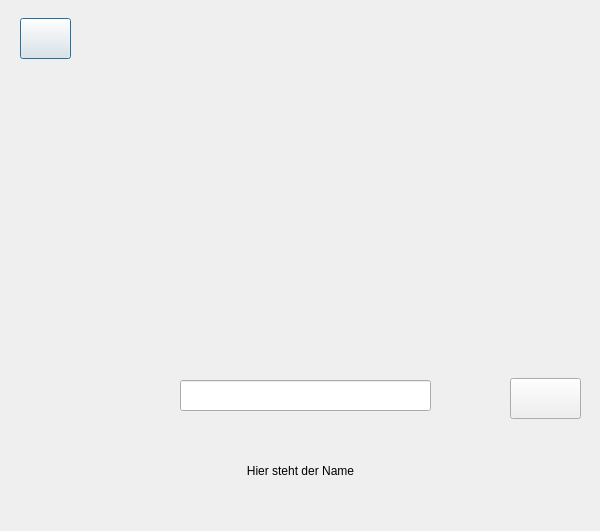
This is spielfenster.ui in TreutleTobias/Spielautomat as Qt 5 draws it before an edit. The edited form follows.
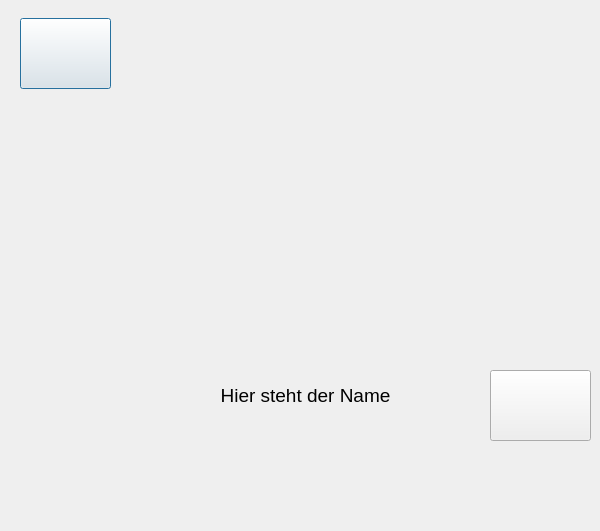
This is the edited form.

```diff
--- a/spielfenster.ui
+++ b/spielfenster.ui
@@ -21,8 +21,8 @@
     <rect>
      <x>20</x>
      <y>18</y>
-     <width>51</width>
-     <height>41</height>
+     <width>91</width>
+     <height>71</height>
     </rect>
    </property>
    <property name="text">
@@ -68,16 +68,6 @@
     <string/>
    </property>
   </widget>
-  <widget class="QLineEdit" name="Aktion_Line_Edit">
-   <property name="geometry">
-    <rect>
-     <x>180</x>
-     <y>380</y>
-     <width>251</width>
-     <height>31</height>
-    </rect>
-   </property>
-  </widget>
   <widget class="QLabel" name="Background_Label">
    <property name="geometry">
     <rect>
@@ -94,10 +84,10 @@
   <widget class="QPushButton" name="Spin_button">
    <property name="geometry">
     <rect>
-     <x>510</x>
-     <y>378</y>
-     <width>71</width>
-     <height>41</height>
+     <x>490</x>
+     <y>370</y>
+     <width>101</width>
+     <height>71</height>
     </rect>
    </property>
    <property name="text">
@@ -107,12 +97,17 @@
   <widget class="QLabel" name="Name_Line">
    <property name="geometry">
     <rect>
-     <x>240</x>
-     <y>460</y>
-     <width>121</width>
-     <height>21</height>
+     <x>180</x>
+     <y>380</y>
+     <width>251</width>
+     <height>31</height>
     </rect>
    </property>
+   <property name="font">
+    <font>
+     <pointsize>14</pointsize>
+    </font>
+   </property>
    <property name="layoutDirection">
     <enum>Qt::LeftToRight</enum>
    </property>
```
Left out of the diff: 1 changed line with no effect on the pictures.
